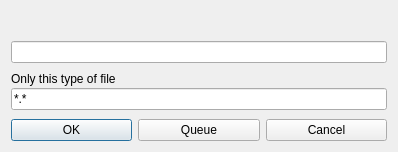
The window that dialog/fileoperateconfirmdialog.ui (flysnow010/flyscp) describes before a commit, drawn with Qt 5.
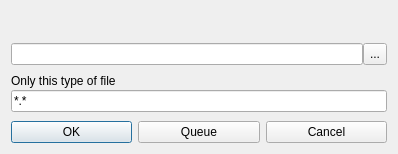
The same window after the commit.

Commit message: add function path

```diff
--- a/dialog/fileoperateconfirmdialog.ui
+++ b/dialog/fileoperateconfirmdialog.ui
@@ -7,7 +7,7 @@
     <x>0</x>
     <y>0</y>
     <width>398</width>
-    <height>152</height>
+    <height>154</height>
    </rect>
   </property>
   <property name="windowTitle">
@@ -25,7 +25,33 @@
     </widget>
    </item>
    <item>
-    <widget class="QLineEdit" name="lineEditPath"/>
+    <layout class="QHBoxLayout" name="horizontalLayout_2">
+     <property name="spacing">
+      <number>0</number>
+     </property>
+     <property name="topMargin">
+      <number>0</number>
+     </property>
+     <property name="rightMargin">
+      <number>0</number>
+     </property>
+     <item>
+      <widget class="QLineEdit" name="lineEditPath"/>
+     </item>
+     <item>
+      <widget class="QToolButton" name="btnBrowsePath">
+       <property name="sizePolicy">
+        <sizepolicy hsizetype="Fixed" vsizetype="Expanding">
+         <horstretch>0</horstretch>
+         <verstretch>0</verstretch>
+        </sizepolicy>
+       </property>
+       <property name="text">
+        <string>...</string>
+       </property>
+      </widget>
+     </item>
+    </layout>
    </item>
    <item>
     <layout class="QVBoxLayout" name="verticalLayout">
```
The commit also changes 2 other files.
